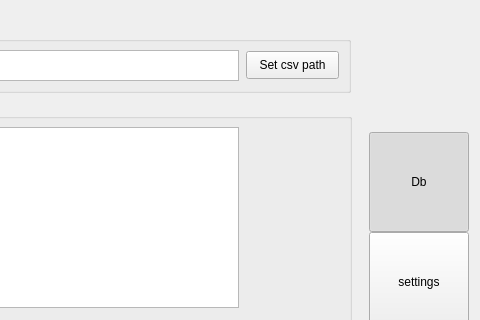
Qt form mainwindow.ui (Trother555/ConverTable) before a commit; both pictures show x 366 to 846 and y 0 to 320 of the 846 by 465 pixel window.
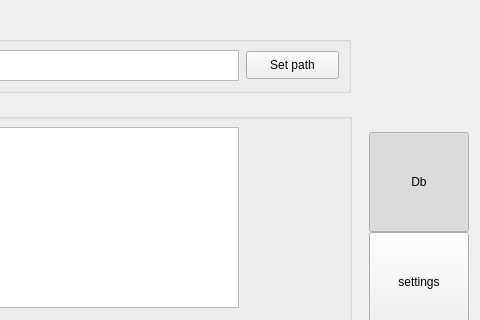
The same form after that commit. The open tabs and pages were chosen to show the change. Custom widgets are drawn as their Qt base class.

```diff
--- a/mainwindow.ui
+++ b/mainwindow.ui
@@ -225,7 +225,7 @@
                </sizepolicy>
               </property>
               <property name="text">
-               <string>Set csv path</string>
+               <string>Set path</string>
               </property>
              </widget>
             </widget>
```
Left out of the diff: 2 changed lines with no effect on the pictures.
